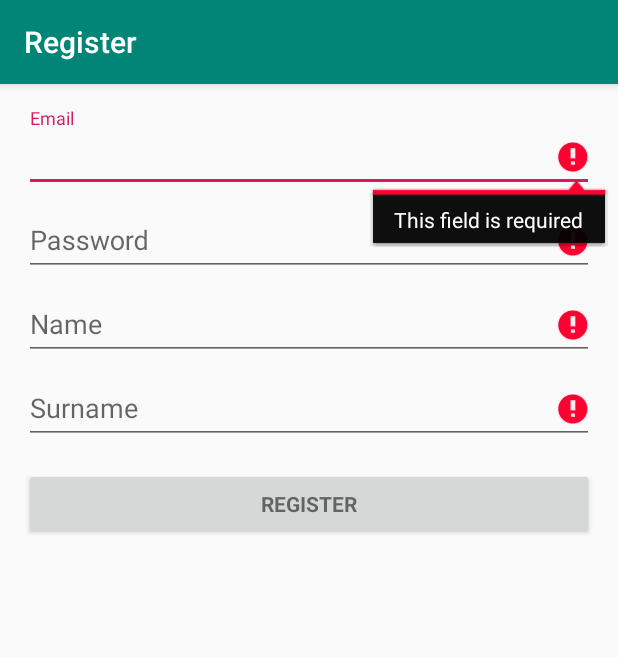
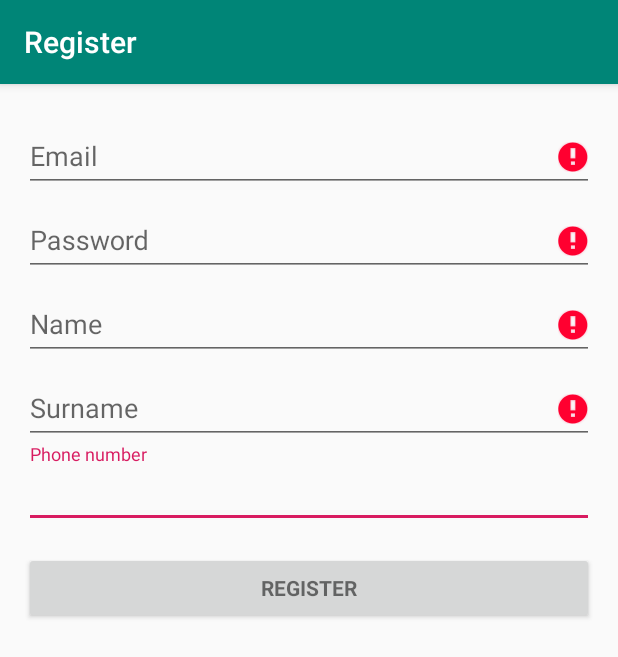
Before and after one commit to kacperwnuk/Consultation_manager_spring, an Android app: the RegisterActivity screen opened directly, with no data from a screen before it, after a tap on "REGISTER", on a phone screen of 412 x 824 dp. Shown: the top 657 px of the screen. Run offline under Robolectric (Android 15) with nearby library versions, the phone set to English and light mode, and no system bars.

Commit message:
add phone number to registration

```diff
--- a/android/app/src/main/java/com/example/pik/REST/Repository.kt
+++ b/android/app/src/main/java/com/example/pik/REST/Repository.kt
@@ -2,7 +2,6 @@ package com.example.pik.REST
 
 import android.content.Context
 import android.os.AsyncTask.execute
-import com.example.pik.form.ChangePasswordForm
 import com.example.pik.CredentialsStore
 import com.example.pik.CredentialsStore.password
 import com.example.pik.CredentialsStore.username
@@ -10,6 +9,7 @@ import com.example.pik.REST.Enum.Status
 import com.example.pik.REST.dto.ConsultationSearchForm
 import com.example.pik.REST.entity.Consultation
 import com.example.pik.REST.entity.User
+import com.example.pik.form.ChangePasswordForm
 import com.fasterxml.jackson.databind.ObjectMapper
 import java.io.BufferedReader
 import java.io.DataOutputStream
@@ -31,8 +31,8 @@ import javax.net.ssl.*
 
 class Repository(context: Context) {
 
-    private val endpointUrl = "https://192.168.0.11:8443"
-//    private val endpointUrl = "https://192.168.43.27:8443"
+//    private val endpointUrl = "https://192.168.0.11:8443"
+    private val endpointUrl = "https://192.168.43.27:8443"
 
     init {
         val certificateFactory = CertificateFactory.getInstance("X.509")
--- a/android/app/src/main/java/com/example/pik/activity/RegisterActivity.kt
+++ b/android/app/src/main/java/com/example/pik/activity/RegisterActivity.kt
@@ -61,12 +61,14 @@ class RegisterActivity : AppCompatActivity() {
         password.error = null
         name.error = null
         surname.error = null
+        phone_number.error = null
 
         // Store values at the time of the login attempt.
         val emailStr = email.text.toString()
         val passwordStr = password.text.toString()
         val nameStr = name.text.toString()
         val surnameStr = surname.text.toString()
+        val phoneNumberStr = phone_number.text.toString()
 
         var cancel = false
         var focusView: View? = null
@@ -97,6 +99,11 @@ class RegisterActivity : AppCompatActivity() {
             focusView = email
             cancel = true
         }
+        if (TextUtils.isEmpty(phoneNumberStr)) {
+            email.error = getString(R.string.error_field_required)
+            focusView = phone_number
+            cancel = true
+        }
 
         if (cancel) {
             // There was an error; don't attempt login and focus the first
@@ -107,7 +114,7 @@ class RegisterActivity : AppCompatActivity() {
             // perform the user login attempt.
             showProgress(true)
             val registrationForm =
-                RegistrationForm(emailStr, passwordStr, nameStr, surnameStr)
+                RegistrationForm(emailStr, passwordStr, nameStr, surnameStr, phoneNumberStr)
             mRegisterTask = UserRegisterTask(registrationForm, this)
             mRegisterTask!!.execute(null as Void?)
         }
@@ -178,6 +185,7 @@ class RegisterActivity : AppCompatActivity() {
             user.role = Role.STUDENT
             user.name = registrationForm.name
             user.surname = registrationForm.surname
+            user.phoneNumber = registrationForm.phoneNumber
             return repository.register(user)
         }
 
--- a/android/app/src/main/java/com/example/pik/form/RegistrationForm.kt
+++ b/android/app/src/main/java/com/example/pik/form/RegistrationForm.kt
@@ -4,6 +4,7 @@ class RegistrationForm(
     val email: String,
     val password: String,
     val name: String,
-    val surname: String
+    val surname: String,
+    val phoneNumber: String
 ) {
 }
--- a/android/app/src/main/res/layout/activity_register.xml
+++ b/android/app/src/main/res/layout/activity_register.xml
@@ -98,6 +98,23 @@
                         android:singleLine="true"/>
 
             </android.support.design.widget.TextInputLayout>
+            <android.support.design.widget.TextInputLayout
+                    android:layout_width="match_parent"
+                    android:layout_height="match_parent">
+
+                <EditText
+                        android:id="@+id/phone_number"
+                        android:layout_width="match_parent"
+                        android:layout_height="wrap_content"
+                        android:hint="@string/prompt_phone_number"
+                        android:imeActionId="6"
+                        android:imeActionLabel="@string/action_sign_in_short"
+                        android:imeOptions="actionUnspecified"
+                        android:inputType="text"
+                        android:maxLines="1"
+                        android:singleLine="true"/>
+
+            </android.support.design.widget.TextInputLayout>
             <Button
                     android:id="@+id/register_button"
                     style="?android:textAppearanceSmall"
--- a/android/app/src/main/res/values/strings.xml
+++ b/android/app/src/main/res/values/strings.xml
@@ -27,6 +27,7 @@
     <string name="prompt_password">Password</string>
     <string name="prompt_name">Name</string>
     <string name="prompt_surname">Surname</string>
+    <string name="prompt_phone_number">Phone number</string>
     <string name="action_sign_in">Sign in</string>
     <string name="action_register">Register</string>
     <string name="action_sign_in_short">Sign in</string>
```
Also changed, not shown: android/app/src/main/java/com/example/pik/REST/entity/User.java (+10 -0 lines).
